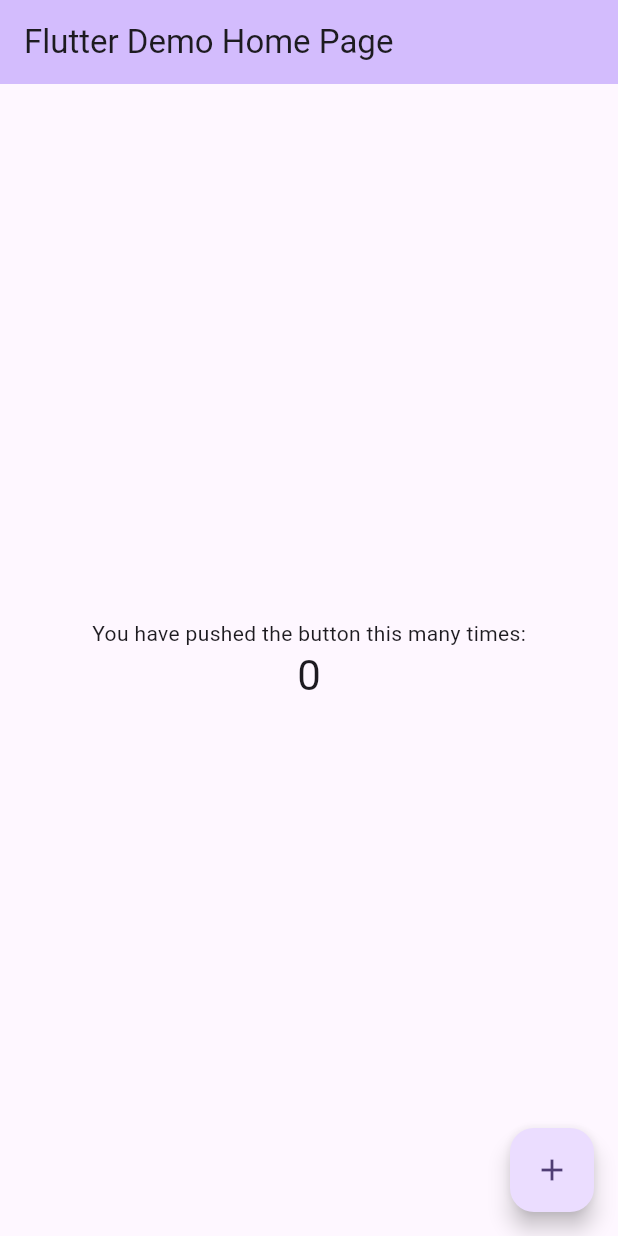
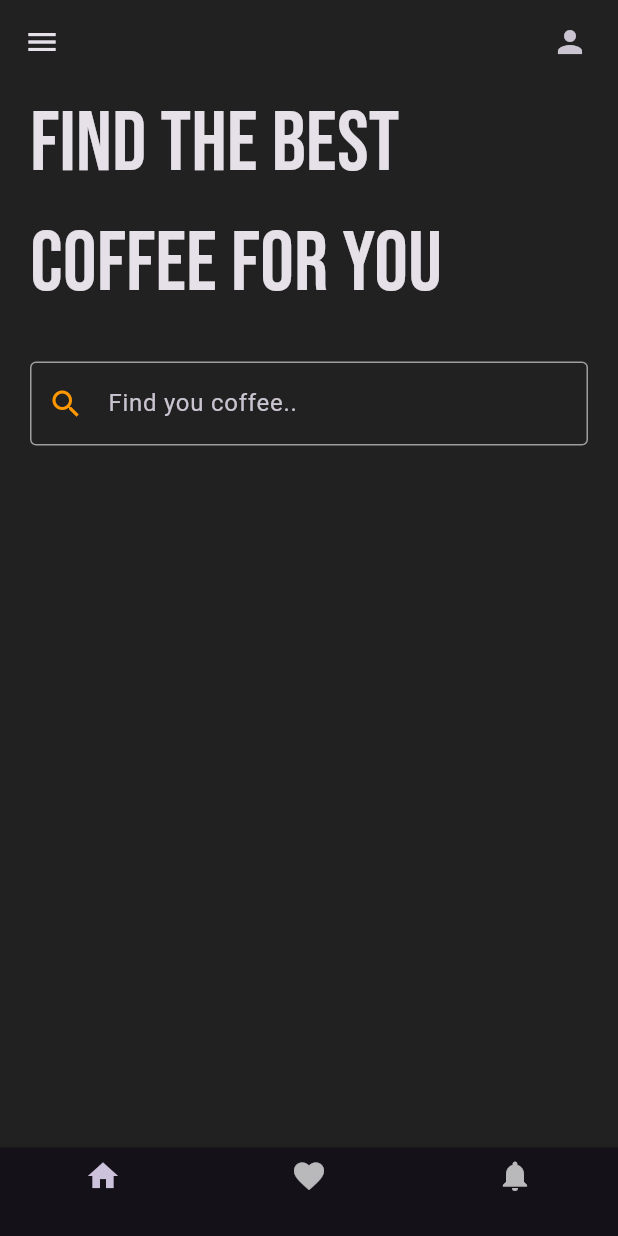
Before and after one commit to Abdul-Hadi-Jalil/coffee-UI-dribble-design-clone, a Flutter app: the screen it shows after launch, on a phone screen of 412 x 824 dp. Run offline on Flutter 3.47's test engine with Material 3 defaults, Android fonts, the phone set to English and light mode, and no system bars; our stand-ins replace google_fonts.

Commit message:
created the home screen search bar, bottom navigation bar and app bar

```diff
--- a/lib/main.dart
+++ b/lib/main.dart
@@ -1,3 +1,4 @@
+import 'package:coffee_ui_dribble_clone/screens/home_screen.dart';
 import 'package:flutter/material.dart';
 
 void main() {
@@ -7,116 +8,15 @@ void main() {
 class MyApp extends StatelessWidget {
   const MyApp({super.key});
 
-  // This widget is the root of your application.
   @override
   Widget build(BuildContext context) {
     return MaterialApp(
-      title: 'Flutter Demo',
+      debugShowCheckedModeBanner: false,
       theme: ThemeData(
-        // This is the theme of your application.
-        //
-        // TRY THIS: Try running your application with "flutter run". You'll see
-        // the application has a purple toolbar. Then, without quitting the app,
-        // try changing the seedColor in the colorScheme below to Colors.green
-        // and then invoke "hot reload" (save your changes or press the "hot
-        // reload" button in a Flutter-supported IDE, or press "r" if you used
-        // the command line to start the app).
-        //
-        // Notice that the counter didn't reset back to zero; the application
-        // state is not lost during the reload. To reset the state, use hot
-        // restart instead.
-        //
-        // This works for code too, not just values: Most code changes can be
-        // tested with just a hot reload.
-        colorScheme: .fromSeed(seedColor: Colors.deepPurple),
+        brightness: Brightness.dark,
+        primarySwatch: Colors.orange,
       ),
-      home: const MyHomePage(title: 'Flutter Demo Home Page'),
+      home: HomeScreen(),
     );
   }
 }
-
-class MyHomePage extends StatefulWidget {
-  const MyHomePage({super.key, required this.title});
-
-  // This widget is the home page of your application. It is stateful, meaning
-  // that it has a State object (defined below) that contains fields that affect
-  // how it looks.
-
-  // This class is the configuration for the state. It holds the values (in this
-  // case the title) provided by the parent (in this case the App widget) and
-  // used by the build method of the State. Fields in a Widget subclass are
-  // always marked "final".
-
-  final String title;
-
-  @override
-  State<MyHomePage> createState() => _MyHomePageState();
-}
-
-class _MyHomePageState extends State<MyHomePage> {
-  int _counter = 0;
-
-  void _incrementCounter() {
-    setState(() {
-      // This call to setState tells the Flutter framework that something has
-      // changed in this State, which causes it to rerun the build method below
-      // so that the display can reflect the updated values. If we changed
-      // _counter without calling setState(), then the build method would not be
-      // called again, and so nothing would appear to happen.
-      _counter++;
-    });
-  }
-
-  @override
-  Widget build(BuildContext context) {
-    // This method is rerun every time setState is called, for instance as done
-    // by the _incrementCounter method above.
-    //
-    // The Flutter framework has been optimized to make rerunning build methods
-    // fast, so that you can just rebuild anything that needs updating rather
-    // than having to individually change instances of widgets.
-    return Scaffold(
-      appBar: AppBar(
-        // TRY THIS: Try changing the color here to a specific color (to
-        // Colors.amber, perhaps?) and trigger a hot reload to see the AppBar
-        // change color while the other colors stay the same.
-        backgroundColor: Theme.of(context).colorScheme.inversePrimary,
-        // Here we take the value from the MyHomePage object that was created by
-        // the App.build method, and use it to set our appbar title.
-        title: Text(widget.title),
-      ),
-      body: Center(
-        // Center is a layout widget. It takes a single child and positions it
-        // in the middle of the parent.
-        child: Column(
-          // Column is also a layout widget. It takes a list of children and
-          // arranges them vertically. By default, it sizes itself to fit its
-          // children horizontally, and tries to be as tall as its parent.
-          //
-          // Column has various properties to control how it sizes itself and
-          // how it positions its children. Here we use mainAxisAlignment to
-          // center the children vertically; the main axis here is the vertical
-          // axis because Columns are vertical (the cross axis would be
-          // horizontal).
-          //
-          // TRY THIS: Invoke "debug painting" (choose the "Toggle Debug Paint"
-          // action in the IDE, or press "p" in the console), to see the
-          // wireframe for each widget.
-          mainAxisAlignment: .center,
-          children: [
-            const Text('You have pushed the button this many times:'),
-            Text(
-              '$_counter',
-              style: Theme.of(context).textTheme.headlineMedium,
-            ),
-          ],
-        ),
-      ),
-      floatingActionButton: FloatingActionButton(
-        onPressed: _incrementCounter,
-        tooltip: 'Increment',
-        child: const Icon(Icons.add),
-      ),
-    );
-  }
-}
--- /dev/null
+++ b/lib/screens/home_screen.dart
@@ -0,0 +1,65 @@
+import 'package:flutter/material.dart';
+import 'package:google_fonts/google_fonts.dart';
+
+class HomeScreen extends StatelessWidget {
+  const HomeScreen({super.key});
+
+  @override
+  Widget build(BuildContext context) {
+    return Scaffold(
+      backgroundColor: Colors.grey.shade900,
+      appBar: AppBar(
+        leading: Icon(Icons.menu),
+        backgroundColor: Colors.transparent,
+        actions: [
+          Padding(
+            padding: const EdgeInsets.only(right: 20),
+            child: Icon(Icons.person),
+          ),
+        ],
+      ),
+      body: Column(
+        children: [
+          // text
+          Padding(
+            padding: const EdgeInsets.symmetric(horizontal: 20.0),
+            child: Text(
+              "Find the best coffee for you",
+              style: GoogleFonts.bebasNeue(fontSize: 56),
+            ),
+          ),
+
+          SizedBox(height: 25),
+
+          // search bar
+          Padding(
+            padding: const EdgeInsets.symmetric(horizontal: 20.0),
+            child: TextField(
+              cursorColor: Colors.orange,
+              decoration: InputDecoration(
+                hintText: "Find you coffee..",
+                prefixIconColor: Colors.orange,
+                prefixIcon: Icon(Icons.search),
+                enabledBorder: OutlineInputBorder(
+                  borderSide: BorderSide(color: Colors.grey.shade500),
+                ),
+                focusedBorder: OutlineInputBorder(
+                  borderSide: BorderSide(color: Colors.grey.shade500),
+                ),
+              ),
+            ),
+          ),
+
+          //
+        ],
+      ),
+      bottomNavigationBar: BottomNavigationBar(
+        items: [
+          BottomNavigationBarItem(icon: Icon(Icons.home), label: ''),
+          BottomNavigationBarItem(icon: Icon(Icons.favorite), label: ''),
+          BottomNavigationBarItem(icon: Icon(Icons.notifications), label: ''),
+        ],
+      ),
+    );
+  }
+}
--- a/pubspec.yaml
+++ b/pubspec.yaml
@@ -34,6 +34,7 @@ dependencies:
   # The following adds the Cupertino Icons font to your application.
   # Use with the CupertinoIcons class for iOS style icons.
   cupertino_icons: ^1.0.8
+  google_fonts: ^6.3.2
 
 dev_dependencies:
   flutter_test:
@@ -58,8 +59,8 @@ flutter:
   uses-material-design: true
 
   # To add assets to your application, add an assets section, like this:
-  # assets:
-  #   - images/a_dot_burr.jpeg
+  assets:
+    - assets/images/
   #   - images/a_dot_ham.jpeg
 
   # An image asset can refer to one or more resolution-specific "variants", see
```
Also changed, not shown: pubspec.lock, 1 other file.
